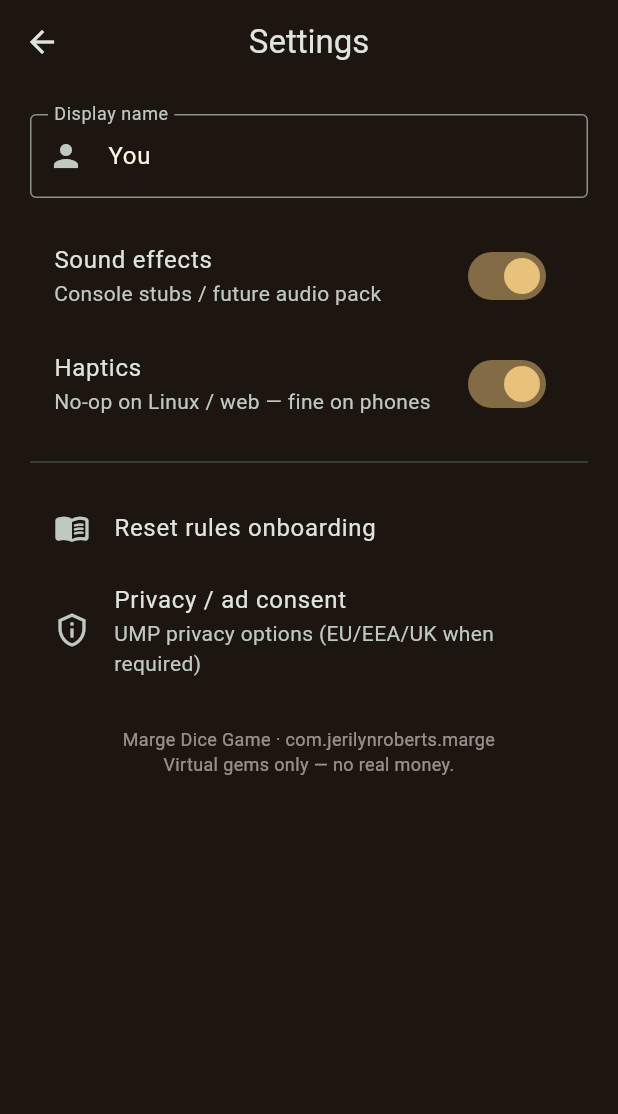
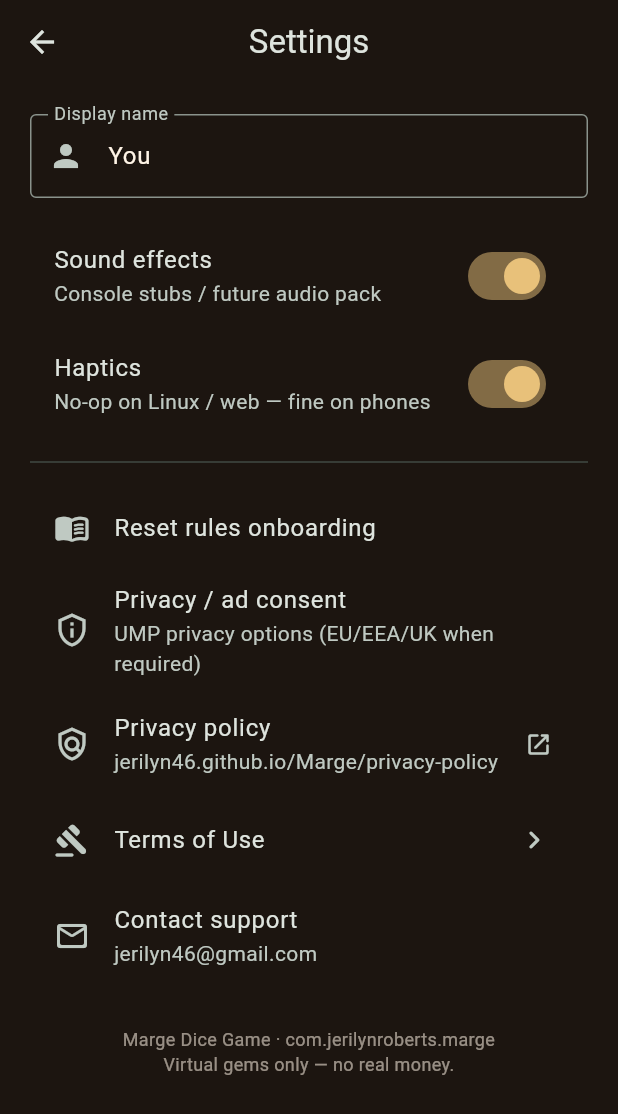
Before and after one commit to jerilyn46/Marge, a Flutter app: the MoreScreen screen opened directly, after a tap on "Settings", on a phone screen of 412 x 824 dp. Shown: the top 1114 px of the screen. Run offline on Flutter 3.47's test engine with Material 3 defaults, Android fonts, the phone set to English and light mode, and no system bars; our stand-ins replace flutter_local_notifications, flutter_riverpod, google_fonts, google_mobile_ads, in_app_purchase, shared_preferences and 1 more; accounts and stored records are empty.

Commit message:
Add in-app Terms of Use (Legal draft verbatim), privacy policy link, and support contact (Legal c, Tester 4).

```diff
--- /dev/null
+++ b/lib/ui/legal_links.dart
@@ -0,0 +1,45 @@
+import 'package:flutter/material.dart';
+import 'package:flutter/services.dart';
+import 'package:url_launcher/url_launcher.dart';
+
+/// Public legal / support links. Values already published in this repo
+/// (gh-pages privacy policy and Legal's Terms draft) — nothing invented.
+class LegalLinks {
+  LegalLinks._();
+
+  static const privacyPolicyUrl =
+      'https://jerilyn46.github.io/Marge/privacy-policy/';
+
+  /// Contact listed on the published privacy policy (gh-pages
+  /// privacy-policy.md) and in the Terms of Use draft.
+  static const supportEmail = 'jerilyn46@gmail.com';
+
+  static Uri get privacyPolicyUri => Uri.parse(privacyPolicyUrl);
+
+  static Uri get supportMailUri => Uri(
+    scheme: 'mailto',
+    path: supportEmail,
+    queryParameters: {'subject': 'Marge support'},
+  );
+
+  /// Open [uri] outside the app. If no app can handle it, copy [fallback]
+  /// to the clipboard and say so — never a dead tap.
+  static Future<void> open(
+    BuildContext context,
+    Uri uri, {
+    required String fallback,
+  }) async {
+    var ok = false;
+    try {
+      ok = await launchUrl(uri, mode: LaunchMode.externalApplication);
+    } catch (_) {
+      ok = false;
+    }
+    if (ok || !context.mounted) return;
+    await Clipboard.setData(ClipboardData(text: fallback));
+    if (!context.mounted) return;
+    ScaffoldMessenger.of(context).showSnackBar(
+      SnackBar(content: Text('Copied $fallback')),
+    );
+  }
+}
--- a/lib/ui/screens/more_screen.dart
+++ b/lib/ui/screens/more_screen.dart
@@ -4,6 +4,7 @@ import 'package:flutter_riverpod/flutter_riverpod.dart';
 import '../theme/marge_theme.dart';
 import 'rules_screen.dart';
 import 'settings_screen.dart';
+import 'terms_screen.dart';
 
 /// Settings, rules, and quiet legal hooks — off the home lobby.
 class MoreScreen extends ConsumerWidget {
@@ -58,6 +59,18 @@ class MoreScreen extends ConsumerWidget {
                   ),
                   const Divider(height: 1),
                   ListTile(
+                    leading: const Icon(Icons.gavel_rounded,
+                        color: MargeColors.gold),
+                    title: const Text('Terms of Use'),
+                    trailing: const Icon(Icons.chevron_right_rounded),
+                    onTap: () {
+                      Navigator.of(context).push(
+                        MaterialPageRoute(builder: (_) => const TermsScreen()),
+                      );
+                    },
+                  ),
+                  const Divider(height: 1),
+                  ListTile(
                     leading: const Icon(Icons.info_outline_rounded,
                         color: MargeColors.gold),
                     title: const Text('About'),
--- a/lib/ui/screens/settings_screen.dart
+++ b/lib/ui/screens/settings_screen.dart
@@ -3,7 +3,9 @@ import 'package:flutter_riverpod/flutter_riverpod.dart';
 
 import '../../ads/ads_service.dart';
 import '../../services/settings_service.dart';
+import '../legal_links.dart';
 import '../theme/marge_theme.dart';
+import 'terms_screen.dart';
 
 class SettingsScreen extends ConsumerStatefulWidget {
   const SettingsScreen({super.key});
@@ -99,6 +101,35 @@ class _SettingsScreenState extends ConsumerState<SettingsScreen> {
               }
             },
           ),
+          ListTile(
+            leading: const Icon(Icons.policy_outlined),
+            title: const Text('Privacy policy'),
+            subtitle: const Text('jerilyn46.github.io/Marge/privacy-policy'),
+            trailing: const Icon(Icons.open_in_new_rounded, size: 18),
+            onTap: () => LegalLinks.open(
+              context,
+              LegalLinks.privacyPolicyUri,
+              fallback: LegalLinks.privacyPolicyUrl,
+            ),
+          ),
+          ListTile(
+            leading: const Icon(Icons.gavel_rounded),
+            title: const Text('Terms of Use'),
+            trailing: const Icon(Icons.chevron_right_rounded),
+            onTap: () => Navigator.of(context).push(
+              MaterialPageRoute<void>(builder: (_) => const TermsScreen()),
+            ),
+          ),
+          ListTile(
+            leading: const Icon(Icons.mail_outline_rounded),
+            title: const Text('Contact support'),
+            subtitle: const Text(LegalLinks.supportEmail),
+            onTap: () => LegalLinks.open(
+              context,
+              LegalLinks.supportMailUri,
+              fallback: LegalLinks.supportEmail,
+            ),
+          ),
           const SizedBox(height: 24),
           Text(
             'Marge Dice Game · com.jerilynroberts.marge\nVirtual gems only — no real money.',
--- a/pubspec.yaml
+++ b/pubspec.yaml
@@ -44,6 +44,7 @@ dependencies:
   # Already pulled in by flutter_local_notifications; used for the daily
   # free-gems reminder (UTC only, no tz database load).
   timezone: ^0.10.1
+  url_launcher: ^6.3.3
 
 dev_dependencies:
   flutter_test:
@@ -69,6 +70,7 @@ flutter:
 
   assets:
     - assets/branding/
+    - assets/legal/
 
   # To add assets to your application, add an assets section, like this:
   # assets:
```
Also changed, not shown: lib/ui/screens/terms_screen.dart (added, +87 -0 lines), pubspec.lock, 4 other files.
